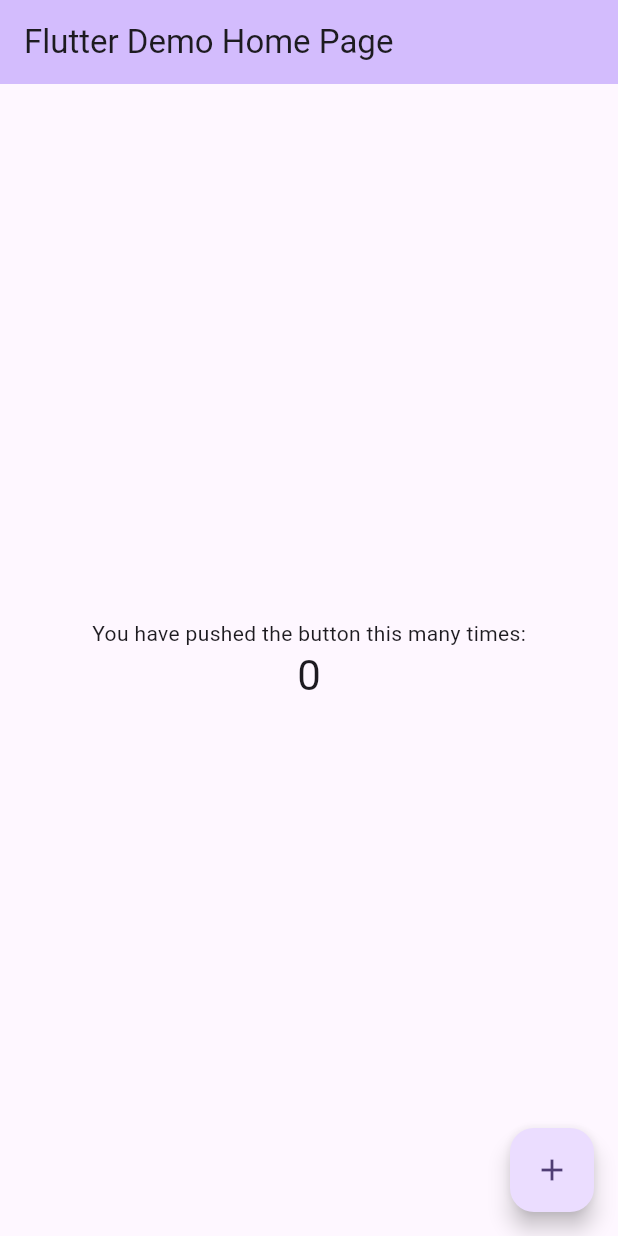
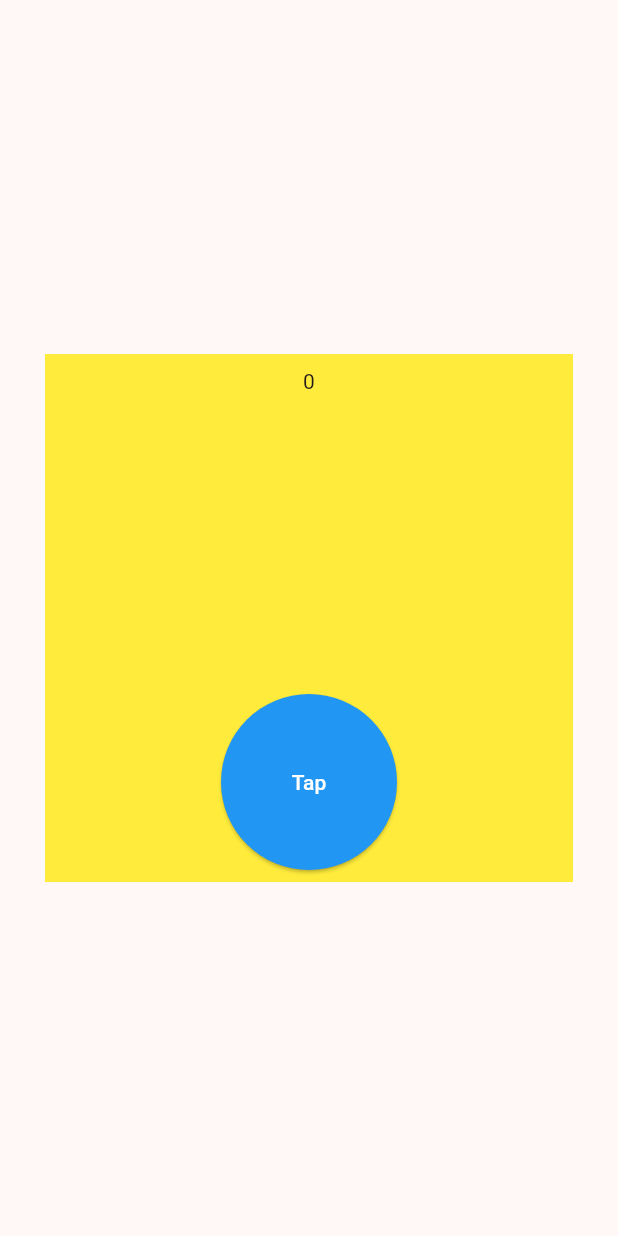
Before and after one commit to arkadi4/flutter_learning_apps, a Flutter app: the screen it shows after launch, on a phone screen of 412 x 824 dp. Run offline on Flutter 3.47's test engine with Material 2 defaults, Android fonts, the phone set to English and light mode, and no system bars; our stand-ins replace shared_preferences.

Commit message:
feat: label save/load done (Sat Sep 16 16:54:20 RTZ 2023)

```diff
--- a/application_lifecycle/lib/main.dart
+++ b/application_lifecycle/lib/main.dart
@@ -1,125 +1,144 @@
+import 'package:application_lifecycle/update_counter.dart';
+import 'package:application_lifecycle/view_model.dart';
 import 'package:flutter/material.dart';
+import 'package:provider/provider.dart';
 
 void main() {
-  runApp(const MyApp());
+  runApp(
+    ChangeNotifierProvider.value(
+      value: ViewModel(),
+      child: const MyApp(),
+    )
+  );
 }
 
 class MyApp extends StatelessWidget {
   const MyApp({super.key});
 
-  // This widget is the root of your application.
   @override
   Widget build(BuildContext context) {
     return MaterialApp(
-      title: 'Flutter Demo',
+      title: 'Lifecycle',
       theme: ThemeData(
-        // This is the theme of your application.
-        //
-        // TRY THIS: Try running your application with "flutter run". You'll see
-        // the application has a blue toolbar. Then, without quitting the app,
-        // try changing the seedColor in the colorScheme below to Colors.green
-        // and then invoke "hot reload" (save your changes or press the "hot
-        // reload" button in a Flutter-supported IDE, or press "r" if you used
-        // the command line to start the app).
-        //
-        // Notice that the counter didn't reset back to zero; the application
-        // state is not lost during the reload. To reset the state, use hot
-        // restart instead.
-        //
-        // This works for code too, not just values: Most code changes can be
-        // tested with just a hot reload.
-        colorScheme: ColorScheme.fromSeed(seedColor: Colors.deepPurple),
+        colorScheme: ColorScheme.fromSeed(seedColor: Colors.red),
         useMaterial3: true,
       ),
-      home: const MyHomePage(title: 'Flutter Demo Home Page'),
+      routes: {
+        '/counter' : (context) => const Counter(),
+        '/update_counter' : (context) => const UpdateCounter(),
+      },
+      initialRoute: '/counter',
     );
   }
 }
 
-class MyHomePage extends StatefulWidget {
-  const MyHomePage({super.key, required this.title});
-
-  // This widget is the home page of your application. It is stateful, meaning
-  // that it has a State object (defined below) that contains fields that affect
-  // how it looks.
-
-  // This class is the configuration for the state. It holds the values (in this
-  // case the title) provided by the parent (in this case the App widget) and
-  // used by the build method of the State. Fields in a Widget subclass are
-  // always marked "final".
-
-  final String title;
+class Counter extends StatefulWidget {
+  const Counter({super.key});
 
   @override
-  State<MyHomePage> createState() => _MyHomePageState();
+  State<Counter> createState() => _CounterState();
 }
 
-class _MyHomePageState extends State<MyHomePage> {
-  int _counter = 0;
+class _CounterState extends State<Counter> with WidgetsBindingObserver{
+  DateTime timeInactive = DateTime.now();
+  DateTime timeResumed = DateTime.now();
+  int difference = 0;
 
-  void _incrementCounter() {
-    setState(() {
-      // This call to setState tells the Flutter framework that something has
-      // changed in this State, which causes it to rerun the build method below
-      // so that the display can reflect the updated values. If we changed
-      // _counter without calling setState(), then the build method would not be
-      // called again, and so nothing would appear to happen.
-      _counter++;
+
+  @override
+  Future<void> didChangeAppLifecycleState(AppLifecycleState state) async {
+    ViewModel viewModel = context.read<ViewModel>();
+    switch (state) {
+      case AppLifecycleState.inactive:
+        print('inactive');
+        await viewModel.increaseWhenInactive();
+        timeInactive = DateTime.now();
+      case AppLifecycleState.paused:
+        print('paused');
+      case AppLifecycleState.resumed:
+        await viewModel.increaseWhenResume();
+        print('resumed');
+        timeResumed = DateTime.now();
+        difference = 2 * timeResumed.difference(timeInactive).inSeconds;
+        await viewModel.countLabelAfterTimeDifference(difference);
+      case AppLifecycleState.detached:
+        print('detached');
+    }
+  }
+
+
+  @override
+  void initState() {
+    super.initState();
+    WidgetsBinding.instance.addObserver(this);
+    WidgetsBinding.instance.addPostFrameCallback((_){
+      context.read<ViewModel>().readLabelFromSharedPreferences();
     });
   }
 
   @override
+  void deactivate() {
+    print('deactivate');
+    super.deactivate();
+  }
+
+  @override
+  void dispose() {
+    WidgetsBinding.instance.removeObserver(this);
+    print('dispose');
+    super.dispose();
+  }
+
+  @override
   Widget build(BuildContext context) {
-    // This method is rerun every time setState is called, for instance as done
-    // by the _incrementCounter method above.
-    //
-    // The Flutter framework has been optimized to make rerunning build methods
-    // fast, so that you can just rebuild anything that needs updating rather
-    // than having to individually change instances of widgets.
+    ViewModel viewModel = context.watch<ViewModel>();
     return Scaffold(
-      appBar: AppBar(
-        // TRY THIS: Try changing the color here to a specific color (to
-        // Colors.amber, perhaps?) and trigger a hot reload to see the AppBar
-        // change color while the other colors stay the same.
-        backgroundColor: Theme.of(context).colorScheme.inversePrimary,
-        // Here we take the value from the MyHomePage object that was created by
-        // the App.build method, and use it to set our appbar title.
-        title: Text(widget.title),
-      ),
-      body: Center(
-        // Center is a layout widget. It takes a single child and positions it
-        // in the middle of the parent.
-        child: Column(
-          // Column is also a layout widget. It takes a list of children and
-          // arranges them vertically. By default, it sizes itself to fit its
-          // children horizontally, and tries to be as tall as its parent.
-          //
-          // Column has various properties to control how it sizes itself and
-          // how it positions its children. Here we use mainAxisAlignment to
-          // center the children vertically; the main axis here is the vertical
-          // axis because Columns are vertical (the cross axis would be
-          // horizontal).
-          //
-          // TRY THIS: Invoke "debug painting" (choose the "Toggle Debug Paint"
-          // action in the IDE, or press "p" in the console), to see the
-          // wireframe for each widget.
-          mainAxisAlignment: MainAxisAlignment.center,
-          children: <Widget>[
-            const Text(
-              'You have pushed the button this many times:',
+      body: SafeArea(
+        child: Center(
+          child: Padding(
+            padding: const EdgeInsets.all(30.0),
+            child: Stack(
+              alignment: AlignmentDirectional.center,
+              children: [
+                Container(
+                  width: MediaQuery.of(context).size.width - 60,
+                  height: MediaQuery.of(context).size.width - 60,
+                  decoration: BoxDecoration(
+                    borderRadius: BorderRadius.circular(viewModel.label.toDouble()),
+                    color: Colors.yellow,
+                  ),
+                ),
+                SizedBox(
+                  width: MediaQuery.of(context).size.width - 60,
+                  height: MediaQuery.of(context).size.width - 60,
+                  child: Padding(
+                    padding: const EdgeInsets.all(8.0),
+                    child: Column(
+                      mainAxisAlignment: MainAxisAlignment.spaceBetween,
+                      crossAxisAlignment: CrossAxisAlignment.center,
+                      children: [
+                        Text('${viewModel.label}'),
+                        ElevatedButton(
+                          onPressed: () {
+                            Navigator.pushNamed(context, '/update_counter');
+                          },
+                          style: ButtonStyle(
+                            backgroundColor: const MaterialStatePropertyAll(Colors.blue),
+                            foregroundColor: const MaterialStatePropertyAll(Colors.white),
+                            shape: const MaterialStatePropertyAll(CircleBorder()),
+                            fixedSize: MaterialStatePropertyAll(Size.fromRadius( (MediaQuery.of(context).size.width - 60) / 6) ),
+                          ),
+                          child: const Text('Tap'),
+                        ),
+                      ],
+                    ),
+                  ),
+                ),
+              ],
             ),
-            Text(
-              '$_counter',
-              style: Theme.of(context).textTheme.headlineMedium,
-            ),
-          ],
+          ),
         ),
       ),
-      floatingActionButton: FloatingActionButton(
-        onPressed: _incrementCounter,
-        tooltip: 'Increment',
-        child: const Icon(Icons.add),
-      ), // This trailing comma makes auto-formatting nicer for build methods.
     );
   }
 }
```
Also changed, not shown: application_lifecycle/lib/repository.dart (added, +14 -0 lines), application_lifecycle/lib/update_counter.dart (added, +45 -0 lines), application_lifecycle/lib/view_model.dart (added, +36 -0 lines), application_lifecycle/pubspec.yaml (+8 -0 lines), application_lifecycle/pubspec.lock, 2 other files.
